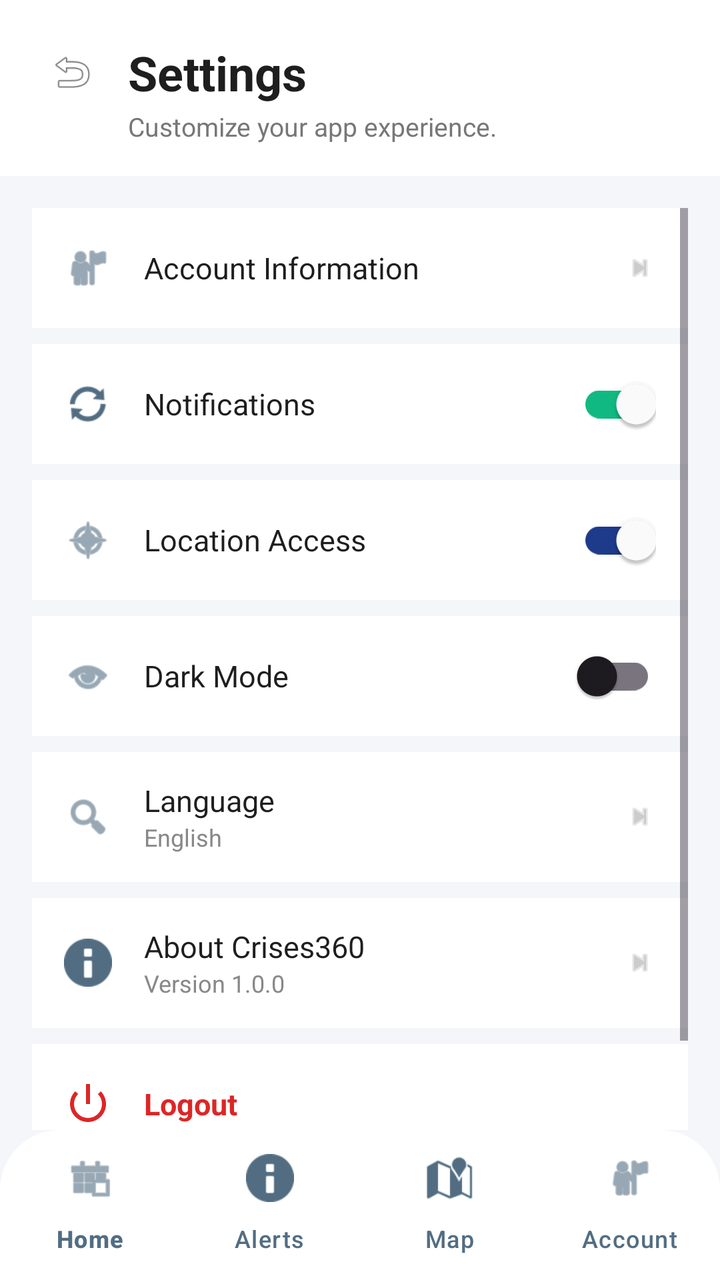
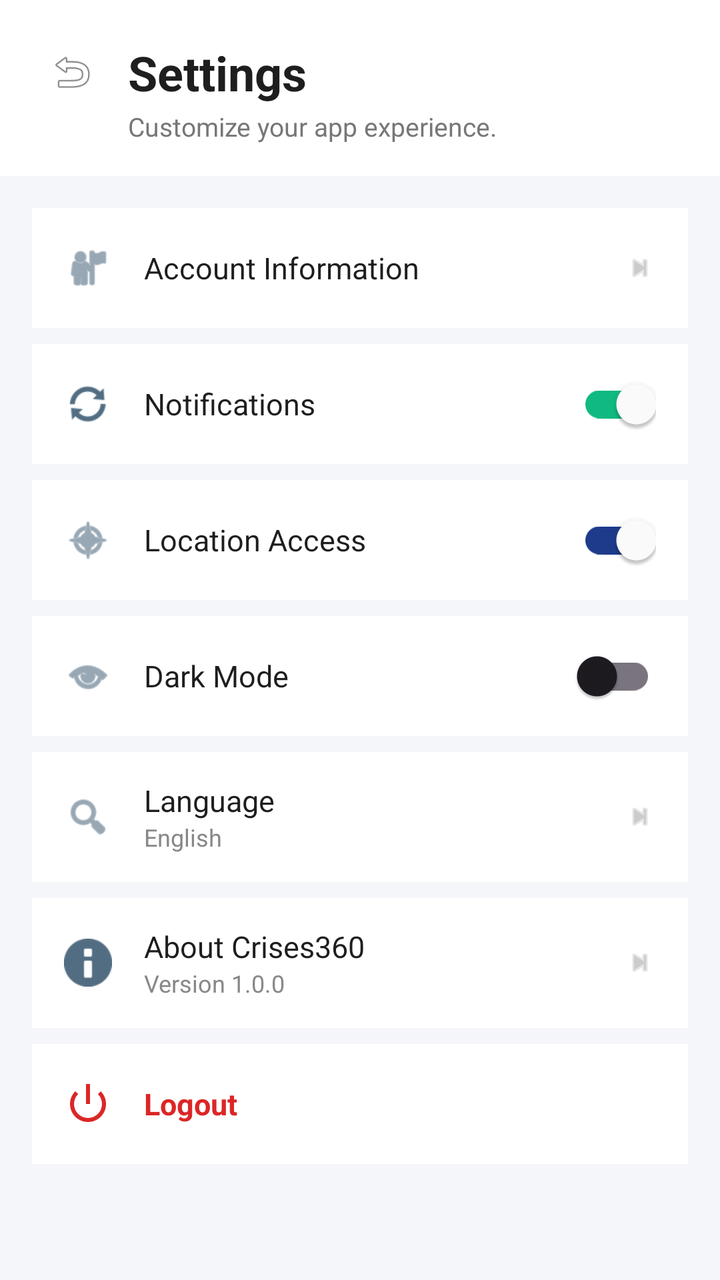

Compare the two renders of this Android layout. The source of the first and the diff that turns it into the second are given below.
<!-- AndroidManifest.xml: application theme Theme.Crises -->
<!-- res/layout/activity_settings.xml -->
<?xml version="1.0" encoding="utf-8"?>
<RelativeLayout xmlns:android="http://schemas.android.com/apk/res/android"
    xmlns:app="http://schemas.android.com/apk/res-auto"
    android:layout_width="match_parent"
    android:layout_height="match_parent"
    android:background="#F4F6FA">

    <LinearLayout
        android:id="@+id/headerContainer"
        android:layout_width="match_parent"
        android:layout_height="wrap_content"
        android:orientation="vertical"
        android:paddingStart="20dp"
        android:paddingEnd="20dp"
        android:paddingTop="20dp"
        android:paddingBottom="16dp"
        android:background="#FFFFFF">

        <LinearLayout
            android:layout_width="match_parent"
            android:layout_height="wrap_content"
            android:orientation="horizontal"
            android:gravity="center_vertical">

            <ImageView
                android:id="@+id/btnBack"
                android:layout_width="32dp"
                android:layout_height="32dp"
                android:src="@android:drawable/ic_menu_revert"
                android:contentDescription="Back"
                android:padding="4dp"
                android:layout_marginEnd="12dp" />

            <TextView
                android:layout_width="wrap_content"
                android:layout_height="wrap_content"
                android:text="Settings"
                android:textSize="24sp"
                android:textStyle="bold"
                android:textColor="#1E1E1E" />
        </LinearLayout>

        <TextView
            android:layout_width="wrap_content"
            android:layout_height="wrap_content"
            android:text="Customize your app experience."
            android:textSize="13sp"
            android:textColor="#777777"
            android:layout_marginStart="44dp"
            android:layout_marginTop="2dp" />
    </LinearLayout>

    <ScrollView
        android:layout_width="match_parent"
        android:layout_height="match_parent"
        android:layout_below="@id/headerContainer"
        android:layout_above="@id/bottomNavigation"
        android:padding="16dp"
        android:clipToPadding="false">

        <LinearLayout
            android:layout_width="match_parent"
            android:layout_height="wrap_content"
            android:orientation="vertical">

            <LinearLayout
                android:id="@+id/rowAccount"
                android:layout_width="match_parent"
                android:layout_height="60dp"
                android:background="#FFFFFF"
                android:orientation="horizontal"
                android:gravity="center_vertical"
                android:paddingHorizontal="16dp"
                android:layout_marginBottom="8dp"
                android:clickable="true"
                android:focusable="true">

                <ImageView
                    android:layout_width="24dp"
                    android:layout_height="24dp"
                    android:src="@android:drawable/ic_menu_myplaces"
                    app:tint="#526D82" />

                <TextView
                    android:layout_width="0dp"
                    android:layout_height="wrap_content"
                    android:layout_weight="1"
                    android:layout_marginStart="16dp"
                    android:text="Account Information"
                    android:textColor="#1E1E1E"
                    android:textSize="15sp" />

                <ImageView
                    android:layout_width="16dp"
                    android:layout_height="16dp"
                    android:src="@android:drawable/ic_media_next"
                    app:tint="#CCCCCC" />
            </LinearLayout>

            <LinearLayout
                android:layout_width="match_parent"
                android:layout_height="60dp"
                android:background="#FFFFFF"
                android:orientation="horizontal"
                android:gravity="center_vertical"
                android:paddingHorizontal="16dp"
                android:layout_marginBottom="8dp">

                <ImageView
                    android:layout_width="24dp"
                    android:layout_height="24dp"
                    android:src="@android:drawable/ic_popup_sync"
                    app:tint="#526D82" />

                <TextView
                    android:layout_width="0dp"
                    android:layout_height="wrap_content"
                    android:layout_weight="1"
                    android:layout_marginStart="16dp"
                    android:text="Notifications"
                    android:textColor="#1E1E1E"
                    android:textSize="15sp" />

                <androidx.appcompat.widget.SwitchCompat
                    android:id="@+id/switchNotifications"
                    android:layout_width="wrap_content"
                    android:layout_height="wrap_content"
                    android:checked="true"
                    app:thumbTint="#FFFFFF"
                    app:trackTint="#10B981" />
            </LinearLayout>

            <LinearLayout
                android:layout_width="match_parent"
                android:layout_height="60dp"
                android:background="#FFFFFF"
                android:orientation="horizontal"
                android:gravity="center_vertical"
                android:paddingHorizontal="16dp"
                android:layout_marginBottom="8dp">

                <ImageView
                    android:layout_width="24dp"
                    android:layout_height="24dp"
                    android:src="@android:drawable/ic_menu_compass"
                    app:tint="#526D82" />

                <TextView
                    android:layout_width="0dp"
                    android:layout_height="wrap_content"
                    android:layout_weight="1"
                    android:layout_marginStart="16dp"
                    android:text="Location Access"
                    android:textColor="#1E1E1E"
                    android:textSize="15sp" />

                <androidx.appcompat.widget.SwitchCompat
                    android:id="@+id/switchLocation"
                    android:layout_width="wrap_content"
                    android:layout_height="wrap_content"
                    android:checked="true"
                    app:thumbTint="#FFFFFF"
                    app:trackTint="#1E3A8A" />
            </LinearLayout>

            <LinearLayout
                android:layout_width="match_parent"
                android:layout_height="60dp"
                android:background="#FFFFFF"
                android:orientation="horizontal"
                android:gravity="center_vertical"
                android:paddingHorizontal="16dp"
                android:layout_marginBottom="8dp">

                <ImageView
                    android:layout_width="24dp"
                    android:layout_height="24dp"
                    android:src="@android:drawable/ic_menu_view"
                    app:tint="#526D82" />

                <TextView
                    android:layout_width="0dp"
                    android:layout_height="wrap_content"
                    android:layout_weight="1"
                    android:layout_marginStart="16dp"
                    android:text="Dark Mode"
                    android:textColor="#1E1E1E"
                    android:textSize="15sp" />

                <androidx.appcompat.widget.SwitchCompat
                    android:id="@+id/switchDarkMode"
                    android:layout_width="wrap_content"
                    android:layout_height="wrap_content"
                    android:checked="false" />
            </LinearLayout>

            <LinearLayout
                android:id="@+id/rowLanguage"
                android:layout_width="match_parent"
                android:layout_height="65dp"
                android:background="#FFFFFF"
                android:orientation="horizontal"
                android:gravity="center_vertical"
                android:paddingHorizontal="16dp"
                android:layout_marginBottom="8dp"
                android:clickable="true"
                android:focusable="true">

                <ImageView
                    android:layout_width="24dp"
                    android:layout_height="24dp"
                    android:src="@android:drawable/ic_menu_search"
                    app:tint="#526D82" />

                <LinearLayout
                    android:layout_width="0dp"
                    android:layout_height="wrap_content"
                    android:layout_weight="1"
                    android:layout_marginStart="16dp"
                    android:orientation="vertical">

                    <TextView
                        android:layout_width="wrap_content"
                        android:layout_height="wrap_content"
                        android:text="Language"
                        android:textColor="#1E1E1E"
                        android:textSize="15sp" />

                    <TextView
                        android:layout_width="wrap_content"
                        android:layout_height="wrap_content"
                        android:text="English"
                        android:textColor="#888888"
                        android:textSize="12sp" />
                </LinearLayout>

                <ImageView
                    android:layout_width="16dp"
                    android:layout_height="16dp"
                    android:src="@android:drawable/ic_media_next"
                    app:tint="#CCCCCC" />
            </LinearLayout>

            <LinearLayout
                android:id="@+id/rowAbout"
                android:layout_width="match_parent"
                android:layout_height="65dp"
                android:background="#FFFFFF"
                android:orientation="horizontal"
                android:gravity="center_vertical"
                android:paddingHorizontal="16dp"
                android:layout_marginBottom="8dp"
                android:clickable="true"
                android:focusable="true">

                <ImageView
                    android:layout_width="24dp"
                    android:layout_height="24dp"
                    android:src="@android:drawable/ic_dialog_info"
                    app:tint="#526D82" />

                <LinearLayout
                    android:layout_width="0dp"
                    android:layout_height="wrap_content"
                    android:layout_weight="1"
                    android:layout_marginStart="16dp"
                    android:orientation="vertical">

                    <TextView
                        android:layout_width="wrap_content"
                        android:layout_height="wrap_content"
                        android:text="About Crises360"
                        android:textColor="#1E1E1E"
                        android:textSize="15sp" />

                    <TextView
                        android:layout_width="wrap_content"
                        android:layout_height="wrap_content"
                        android:text="Version 1.0.0"
                        android:textColor="#888888"
                        android:textSize="12sp" />
                </LinearLayout>

                <ImageView
                    android:layout_width="16dp"
                    android:layout_height="16dp"
                    android:src="@android:drawable/ic_media_next"
                    app:tint="#CCCCCC" />
            </LinearLayout>

            <LinearLayout
                android:id="@+id/rowLogout"
                android:layout_width="match_parent"
                android:layout_height="60dp"
                android:background="#FFFFFF"
                android:orientation="horizontal"
                android:gravity="center_vertical"
                android:paddingHorizontal="16dp"
                android:layout_marginBottom="16dp"
                android:clickable="true"
                android:focusable="true">

                <ImageView
                    android:layout_width="24dp"
                    android:layout_height="24dp"
                    android:src="@android:drawable/ic_lock_power_off"
                    app:tint="#DC2626" />

                <TextView
                    android:layout_width="match_parent"
                    android:layout_height="wrap_content"
                    android:layout_marginStart="16dp"
                    android:text="Logout"
                    android:textColor="#DC2626"
                    android:textStyle="bold"
                    android:textSize="15sp" />
            </LinearLayout>

        </LinearLayout>
    </ScrollView>

    <com.google.android.material.bottomnavigation.BottomNavigationView
        android:id="@+id/bottomNavigation"
        android:layout_width="match_parent"
        android:layout_height="75dp"
        android:layout_alignParentBottom="true"
        android:background="@drawable/footer_background"
        app:itemIconTint="#526D82"
        app:itemTextColor="#526D82"
        app:labelVisibilityMode="labeled"
        app:menu="@menu/bottom_nav_menu"
        app:elevation="12dp" />

</RelativeLayout>
<!-- resources referenced by this layout -->
<resources>
  <!-- drawable footer_background (drawable) -->
  <?xml version="1.0" encoding="utf-8"?>
  <shape xmlns:android="http://schemas.android.com/apk/res/android">
      <solid android:color="#FFFFFF" />
      <corners
          android:topLeftRadius="30dp"
          android:topRightRadius="30dp" />
  </shape>
  <style name="Theme.Crises" parent="Base.Theme.Crises" />
  <style name="Base.Theme.Crises" parent="Theme.Material3.DayNight.NoActionBar">
  
      </style>
</resources>

<!-- the commit's change to res/layout/activity_settings.xml (unified diff, before → after) -->
@@ -54,7 +54,6 @@
         android:layout_width="match_parent"
         android:layout_height="match_parent"
         android:layout_below="@id/headerContainer"
-        android:layout_above="@id/bottomNavigation"
         android:padding="16dp"
         android:clipToPadding="false">
 
@@ -319,16 +318,4 @@
         </LinearLayout>
     </ScrollView>
 
-    <com.google.android.material.bottomnavigation.BottomNavigationView
-        android:id="@+id/bottomNavigation"
-        android:layout_width="match_parent"
-        android:layout_height="75dp"
-        android:layout_alignParentBottom="true"
-        android:background="@drawable/footer_background"
-        app:itemIconTint="#526D82"
-        app:itemTextColor="#526D82"
-        app:labelVisibilityMode="labeled"
-        app:menu="@menu/bottom_nav_menu"
-        app:elevation="12dp" />
-
 </RelativeLayout>
<!-- resource entries referenced after the edit -->
@@ -1,13 +1,5 @@
 <!-- resources referenced by this layout -->
 <resources>
-  <!-- drawable footer_background (drawable) -->
-  <?xml version="1.0" encoding="utf-8"?>
-  <shape xmlns:android="http://schemas.android.com/apk/res/android">
-      <solid android:color="#FFFFFF" />
-      <corners
-          android:topLeftRadius="30dp"
-          android:topRightRadius="30dp" />
-  </shape>
   <style name="Theme.Crises" parent="Base.Theme.Crises" />
   <style name="Base.Theme.Crises" parent="Theme.Material3.DayNight.NoActionBar">
   
